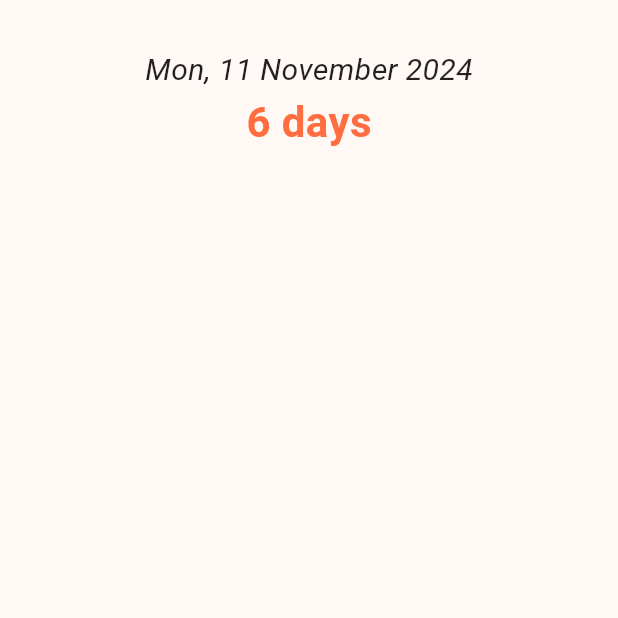
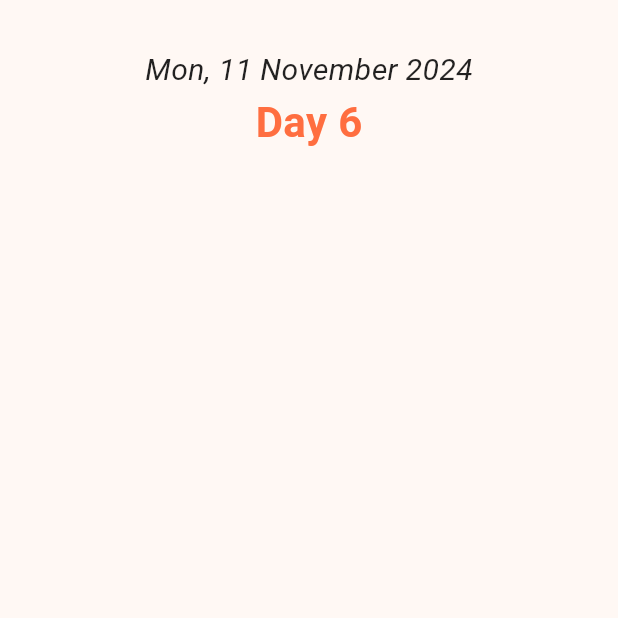
Before and after one commit to AnthonyMde/Kaizen, a Flutter app: the screen it shows after launch, on a phone screen of 412 x 824 dp, the top half of it. Run offline on Flutter 3.47's test engine with Material 3 defaults, Android fonts, the phone set to English and light mode, and no system bars; our stand-ins replace flutter_riverpod.

Commit message:
Refacto header into a separate component.

```diff
--- a/lib/app/my_app.dart
+++ b/lib/app/my_app.dart
@@ -1,4 +1,4 @@
-import 'package:challenge_365d/screens/home_page.dart';
+import 'package:challenge_365d/ui/screens/home/home_screen.dart';
 import 'package:flutter/material.dart';
 
 class MyApp extends StatelessWidget {
@@ -13,7 +13,7 @@ class MyApp extends StatelessWidget {
         colorScheme: ColorScheme.fromSeed(seedColor: Colors.orangeAccent),
         useMaterial3: true,
       ),
-      home: const HomePage(title: '365 D. Challenge'),
+      home: const HomeScreen(),
     );
   }
 }
--- /dev/null
+++ b/lib/ui/screens/home/header.dart
@@ -0,0 +1,29 @@
+import 'package:flutter/material.dart';
+
+class Header extends StatelessWidget {
+  const Header(
+      {super.key, required this.formattedDate, required this.pastDays});
+
+  final String formattedDate;
+  final String pastDays;
+
+  @override
+  Widget build(BuildContext context) {
+    return Column(
+      children: [
+        Text(
+          formattedDate,
+          style: const TextStyle(
+              fontSize: 20, fontStyle: FontStyle.italic, color: Colors.black87),
+        ),
+        Text(
+          "Day ${pastDays.toString()}",
+          style: const TextStyle(
+              fontSize: 28,
+              fontWeight: FontWeight.bold,
+              color: Colors.deepOrangeAccent),
+        ),
+      ],
+    );
+  }
+}
--- a/lib/screens/home_page.dart
+++ b/lib/ui/screens/home/home_screen.dart
@@ -1,12 +1,11 @@
 import 'package:challenge_365d/providers/date_provider.dart';
+import 'package:challenge_365d/ui/screens/home/header.dart';
 import 'package:flutter/material.dart';
 import 'package:flutter_riverpod/flutter_riverpod.dart';
 import 'package:intl/intl.dart';
 
-class HomePage extends ConsumerWidget {
-  const HomePage({super.key, required this.title});
-
-  final String title;
+class HomeScreen extends ConsumerWidget {
+  const HomeScreen({super.key});
 
   @override
   Widget build(BuildContext context, WidgetRef ref) {
@@ -26,20 +25,8 @@ class HomePage extends ConsumerWidget {
               mainAxisAlignment: MainAxisAlignment.start,
               children: <Widget>[
                 const SizedBox(height: 16.0),
-                Text(
-                  formattedDate,
-                  style: const TextStyle(
-                      fontSize: 20,
-                      fontStyle: FontStyle.italic,
-                      color: Colors.black87),
-                ),
-                Text(
-                  "${pastDays.toString()} days",
-                  style: const TextStyle(
-                      fontSize: 28,
-                      fontWeight: FontWeight.bold,
-                      color: Colors.deepOrangeAccent),
-                ),
+                Header(
+                    formattedDate: formattedDate, pastDays: pastDays.toString())
               ],
             ),
           ),
```
